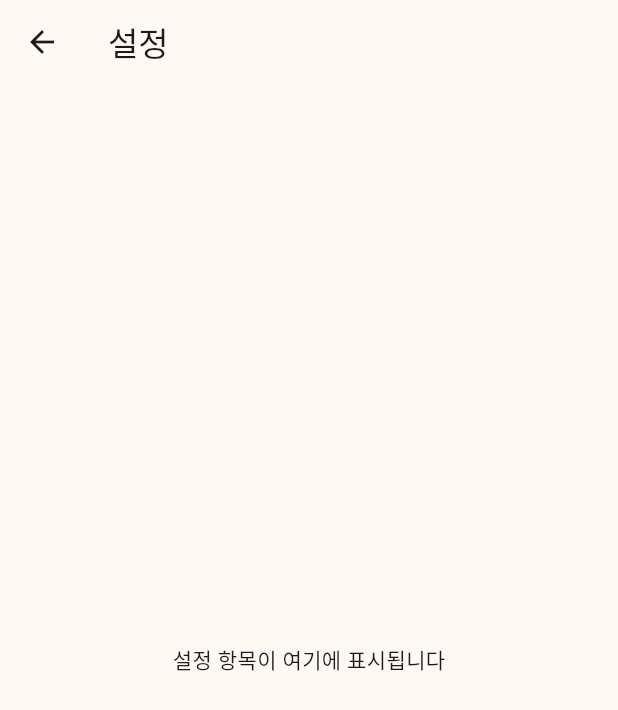
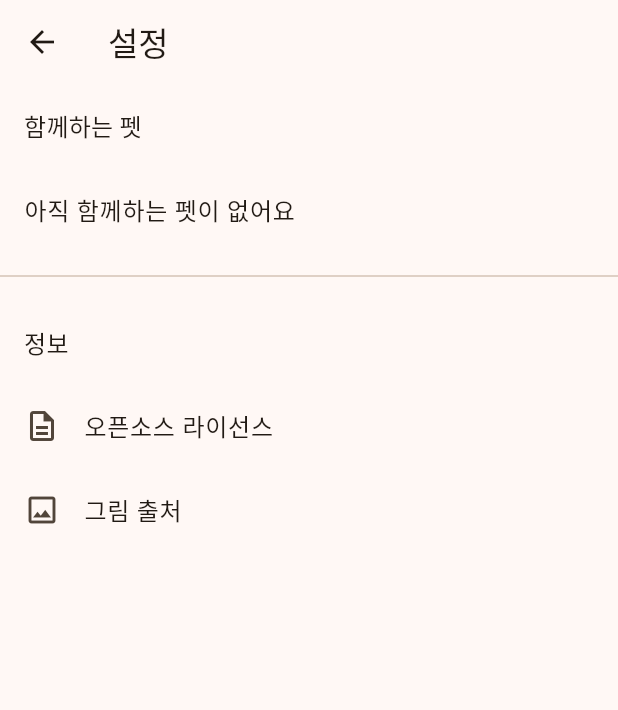
Before and after one commit to 0JustDoIT1/todo-pet, a Flutter app: the SettingsScreen screen opened directly, on a phone screen of 412 x 824 dp. Shown: the top 710 px of the screen. Run offline on Flutter 3.47's test engine with Material 3 defaults, Android fonts, the phone set to English and light mode, and no system bars; our stand-ins replace drift, drift_flutter, flutter_riverpod; accounts and stored records are empty; generated files the repository leaves out were written again.

Commit message:
feat: 설정(펫 교체·이름 변경·라이선스·그림 출처) 추가

```diff
--- a/lib/features/settings/ui/settings_screen.dart
+++ b/lib/features/settings/ui/settings_screen.dart
@@ -1,14 +1,167 @@
 import 'package:flutter/material.dart';
+import 'package:flutter_riverpod/flutter_riverpod.dart';
 
-/// 활성 펫 교체·이름 변경, 라이선스·에셋 출처 (PRD 7장). 지금은 빈 화면.
-class SettingsScreen extends StatelessWidget {
+import '../../../core/db/app_database.dart';
+import '../../../core/error/app_exception.dart';
+import '../../pet/data/pet_service.dart';
+import '../../pet/domain/pet_rules.dart';
+import '../../pet/domain/species.dart';
+import '../../pet/ui/pet_providers.dart';
+
+/// 설정 (PRD 7장): 활성 펫 교체·이름 변경, 오픈소스 라이선스·에셋 출처.
+class SettingsScreen extends ConsumerWidget {
   const SettingsScreen({super.key});
 
   @override
-  Widget build(BuildContext context) {
+  Widget build(BuildContext context, WidgetRef ref) {
+    final pets = ref.watch(ownedPetsProvider).value ?? const <Pet>[];
+    final activeId = ref.watch(activePetProvider).value?.pet.id;
+    final theme = Theme.of(context);
+
     return Scaffold(
       appBar: AppBar(title: const Text('설정')),
-      body: const Center(child: Text('설정 항목이 여기에 표시됩니다')),
+      body: ListView(
+        children: [
+          ListTile(title: Text('함께하는 펫', style: theme.textTheme.titleMedium)),
+          if (pets.isEmpty) const ListTile(title: Text('아직 함께하는 펫이 없어요')),
+          for (final pet in pets)
+            ListTile(
+              leading: Text(
+                speciesById(pet.speciesId)?.placeholder ?? '❓',
+                style: const TextStyle(fontSize: 32),
+              ),
+              title: Text(pet.name),
+              subtitle: Text(
+                '${speciesById(pet.speciesId)?.name ?? ''} · ${pet.stage}단계'
+                '${pet.id == activeId ? ' · 함께하는 중' : ''}',
+              ),
+              trailing: Row(
+                mainAxisSize: MainAxisSize.min,
+                children: [
+                  IconButton(
+                    tooltip: '이름 바꾸기',
+                    icon: const Icon(Icons.edit_outlined),
+                    onPressed: () => _rename(context, ref, pet),
+                  ),
+                  if (pet.id != activeId)
+                    FilledButton.tonal(
+                      onPressed: () => _switch(context, ref, pet),
+                      child: const Text('함께하기'),
+                    ),
+                ],
+              ),
+            ),
+          const Divider(height: 32),
+          ListTile(title: Text('정보', style: theme.textTheme.titleMedium)),
+          ListTile(
+            leading: const Icon(Icons.description_outlined),
+            title: const Text('오픈소스 라이선스'),
+            onTap: () =>
+                showLicensePage(context: context, applicationName: '투두펫'),
+          ),
+          ListTile(
+            leading: const Icon(Icons.image_outlined),
+            title: const Text('그림 출처'),
+            onTap: () => _showAssetSources(context),
+          ),
+        ],
+      ),
     );
   }
+
+  Future<void> _switch(BuildContext context, WidgetRef ref, Pet pet) async {
+    final messenger = ScaffoldMessenger.of(context);
+    String message;
+    try {
+      await ref.read(petServiceProvider).setActive(pet.id);
+      message = '함께하는 펫: ${pet.name}';
+    } on AppException catch (e) {
+      message = e.message;
+    }
+    ref.invalidate(activePetProvider);
+    ref.invalidate(ownedPetsProvider);
+    messenger
+      ..hideCurrentSnackBar()
+      ..showSnackBar(SnackBar(content: Text(message)));
+  }
+
+  Future<void> _rename(BuildContext context, WidgetRef ref, Pet pet) async {
+    final name = await showDialog<String>(
+      context: context,
+      builder: (_) => _RenameDialog(initial: pet.name),
+    );
+    if (name == null || !context.mounted) return;
+    final messenger = ScaffoldMessenger.of(context);
+    String message;
+    try {
+      await ref.read(petServiceProvider).rename(pet.id, name);
+      message = '이름을 바꿨어요';
+    } on AppException catch (e) {
+      message = e.message;
+    }
+    ref.invalidate(activePetProvider);
+    ref.invalidate(ownedPetsProvider);
+    messenger
+      ..hideCurrentSnackBar()
+      ..showSnackBar(SnackBar(content: Text(message)));
+  }
+
+  /// 그림 출처. 그림을 넣으면 ASSETS.md와 함께 갱신한다.
+  void _showAssetSources(BuildContext context) => showDialog<void>(
+    context: context,
+    builder: (context) => AlertDialog(
+      title: const Text('그림 출처'),
+      content: const Text(
+        '펫·먹이 그림은 AI 이미지 생성 도구로 만들 예정이에요.\n'
+        '지금은 시스템 이모지로 대신 보여주고 있어요.',
+      ),
+      actions: [
+        TextButton(
+          onPressed: () => Navigator.pop(context),
+          child: const Text('닫기'),
+        ),
+      ],
+    ),
+  );
 }
+
+class _RenameDialog extends StatefulWidget {
+  const _RenameDialog({required this.initial});
+
+  final String initial;
+
+  @override
+  State<_RenameDialog> createState() => _RenameDialogState();
+}
+
+class _RenameDialogState extends State<_RenameDialog> {
+  late final _controller = TextEditingController(text: widget.initial);
+
+  @override
+  void dispose() {
+    _controller.dispose();
+    super.dispose();
+  }
+
+  @override
+  Widget build(BuildContext context) => AlertDialog(
+    title: const Text('이름 바꾸기'),
+    content: TextField(
+      controller: _controller,
+      autofocus: true,
+      maxLength: PetRules.nameMaxLength,
+      decoration: const InputDecoration(labelText: '이름'),
+      onSubmitted: (v) => Navigator.pop(context, v),
+    ),
+    actions: [
+      TextButton(
+        onPressed: () => Navigator.pop(context),
+        child: const Text('취소'),
+      ),
+      FilledButton(
+        onPressed: () => Navigator.pop(context, _controller.text),
+        child: const Text('저장'),
+      ),
+    ],
+  );
+}
```
